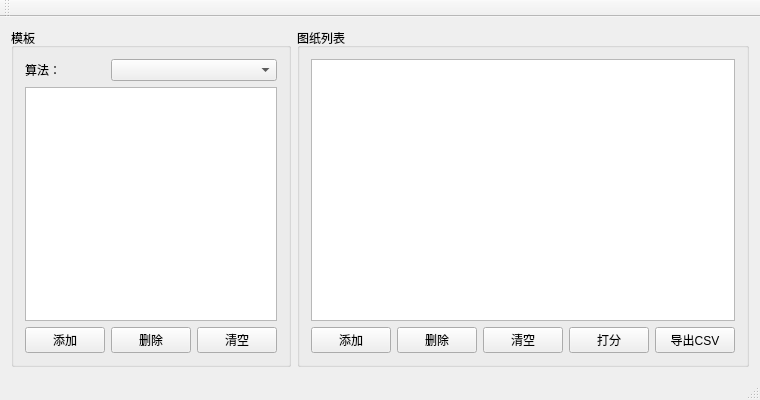
Above: QPaperScore/QPaperScore/QPaperScore.ui from 15831944/QPaperScore before the change. Below: the same form after it.
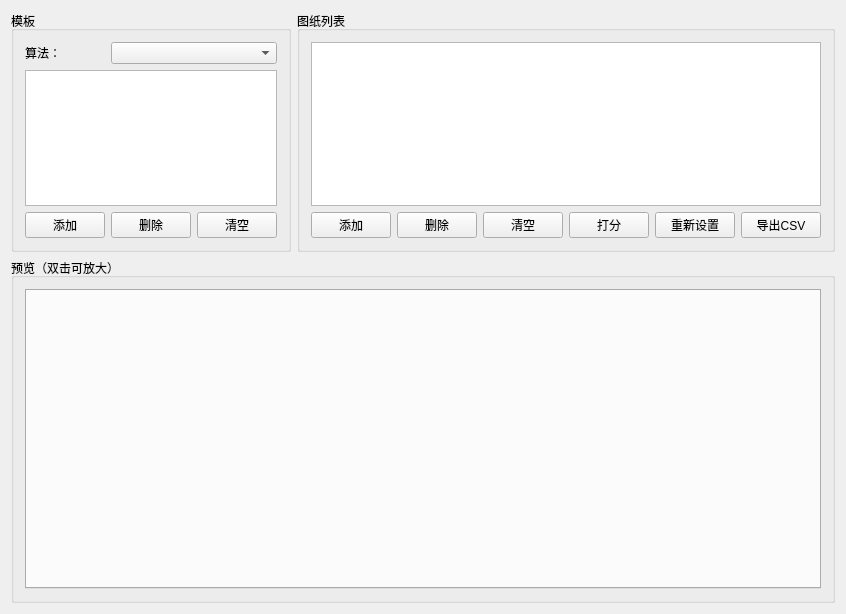
That is the form after the change.

Diff of the .ui file:
```diff
--- a/QPaperScore/QPaperScore/QPaperScore.ui
+++ b/QPaperScore/QPaperScore/QPaperScore.ui
@@ -6,8 +6,8 @@
    <rect>
     <x>0</x>
     <y>0</y>
-    <width>677</width>
-    <height>400</height>
+    <width>781</width>
+    <height>614</height>
    </rect>
   </property>
   <property name="windowTitle">
@@ -49,16 +49,23 @@
          </property>
         </widget>
        </item>
-       <item row="1" column="4">
+       <item row="1" column="5">
         <widget class="QPushButton" name="pushButton_Export">
          <property name="text">
           <string>导出CSV</string>
          </property>
         </widget>
        </item>
-       <item row="0" column="0" colspan="5">
+       <item row="0" column="0" colspan="6">
         <widget class="QTableWidget" name="tableWidget_Paper"/>
        </item>
+       <item row="1" column="4">
+        <widget class="QPushButton" name="pushButton_reset">
+         <property name="text">
+          <string>重新设置</string>
+         </property>
+        </widget>
+       </item>
       </layout>
      </widget>
     </item>
@@ -105,27 +112,30 @@
       </layout>
      </widget>
     </item>
+    <item row="2" column="0" colspan="2">
+     <widget class="QGroupBox" name="groupBox_ReulstPreview">
+      <property name="title">
+       <string>预览（双击可放大）</string>
+      </property>
+      <layout class="QGridLayout" name="gridLayout_4">
+       <item row="0" column="0">
+        <widget class="QTabWidget" name="tabWidget_Result">
+         <property name="minimumSize">
+          <size>
+           <width>0</width>
+           <height>300</height>
+          </size>
+         </property>
+         <property name="currentIndex">
+          <number>-1</number>
+         </property>
+        </widget>
+       </item>
+      </layout>
+     </widget>
+    </item>
    </layout>
   </widget>
-  <widget class="QMenuBar" name="menuBar">
-   <property name="geometry">
-    <rect>
-     <x>0</x>
-     <y>0</y>
-     <width>677</width>
-     <height>23</height>
-    </rect>
-   </property>
-  </widget>
-  <widget class="QToolBar" name="mainToolBar">
-   <attribute name="toolBarArea">
-    <enum>TopToolBarArea</enum>
-   </attribute>
-   <attribute name="toolBarBreak">
-    <bool>false</bool>
-   </attribute>
-  </widget>
-  <widget class="QStatusBar" name="statusBar"/>
  </widget>
  <layoutdefault spacing="6" margin="11"/>
  <resources>
```
